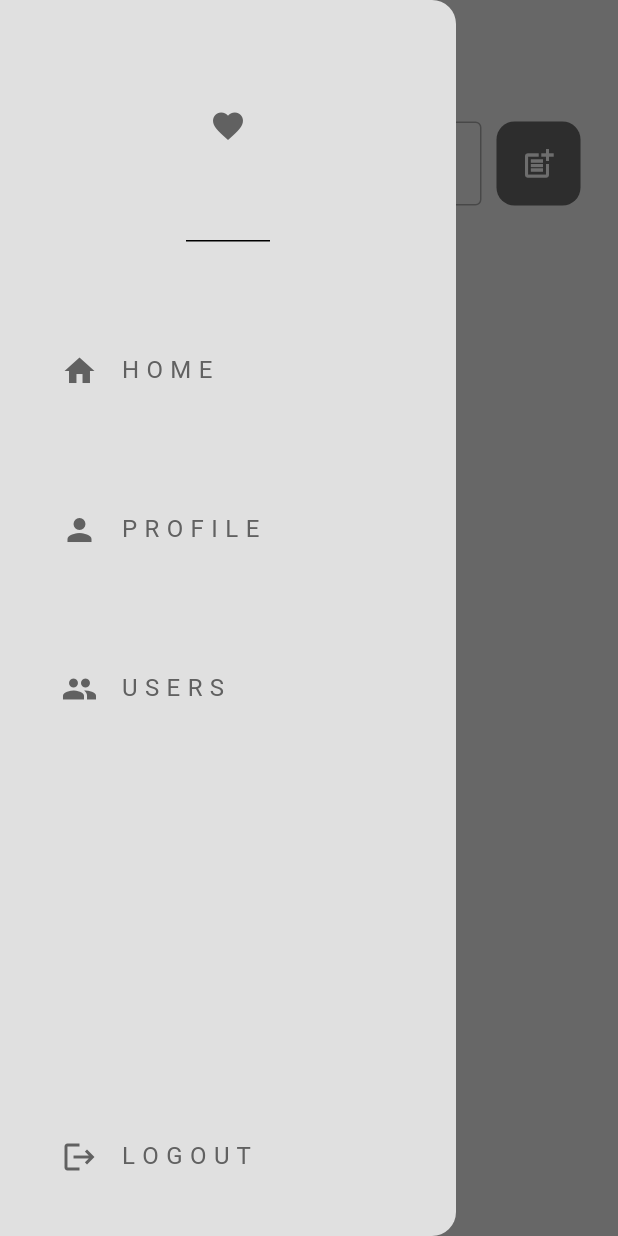
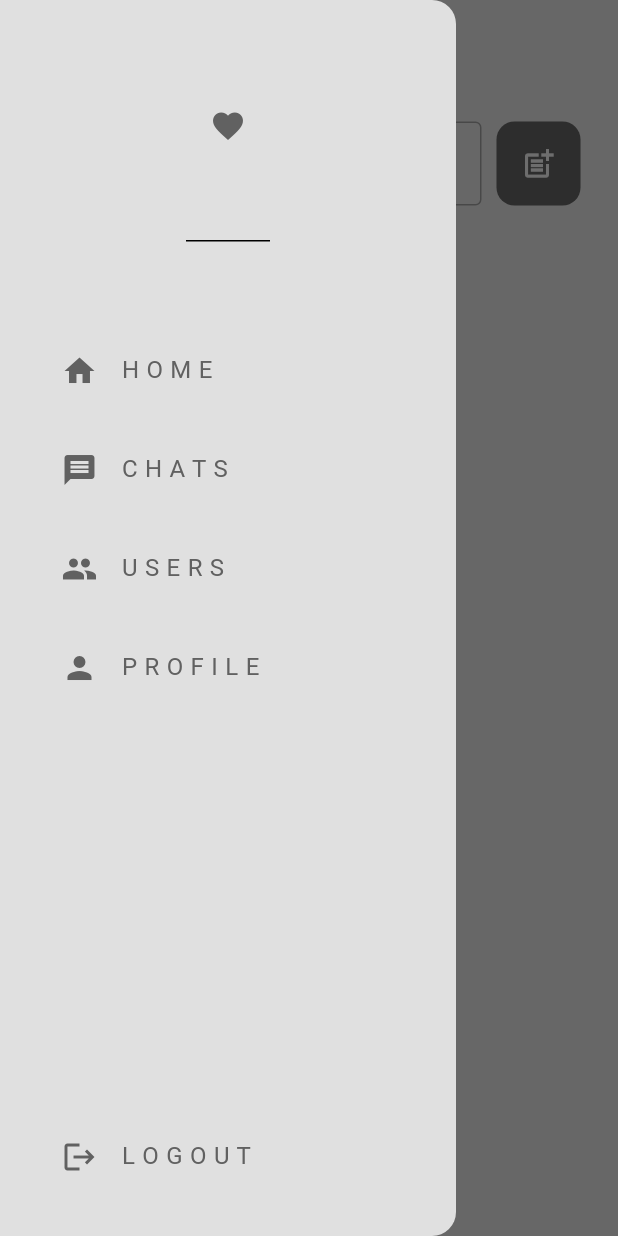
Before and after one commit to Samuelomondi/learn, a Flutter app: the screen it shows once a user with an empty profile is signed in, with the side drawer open, on a phone screen of 412 x 824 dp. Run offline on Flutter 3.47's test engine with Material 3 defaults, Android fonts, the phone set to English and light mode, and no system bars; our stand-ins replace cloud_firestore, firebase_auth, firebase_core; accounts and stored records are empty; generated files the repository leaves out were written again; network calls fail.

Commit message:
Milestone 1 Complete: Minor touch ups [code clean up]

```diff
--- a/lib/auth/auth.dart
+++ b/lib/auth/auth.dart
@@ -1,6 +1,6 @@
 import 'package:firebase_auth/firebase_auth.dart';
 import 'package:flutter/material.dart';
-import 'package:learn/auth/login_or_register.dart';
+import 'package:chat/auth/login_or_register.dart';
 
 import '../pages/home_page.dart';
 
--- a/lib/auth/login_or_register.dart
+++ b/lib/auth/login_or_register.dart
@@ -1,6 +1,6 @@
 import 'package:flutter/material.dart';
-import 'package:learn/pages/login_page.dart';
-import 'package:learn/pages/register_page.dart';
+import 'package:chat/pages/login_page.dart';
+import 'package:chat/pages/register_page.dart';
 
 class LoginOrRegister extends StatefulWidget {
   const LoginOrRegister({super.key});
--- a/lib/components/my_drawer.dart
+++ b/lib/components/my_drawer.dart
@@ -12,7 +12,7 @@ class MyDrawer extends StatelessWidget {
   @override
   Widget build(BuildContext context) {
     return Drawer(
-      backgroundColor: Theme.of(context).colorScheme.background,
+      backgroundColor: Theme.of(context).colorScheme.surface,
       child: Column(
         mainAxisAlignment: MainAxisAlignment.spaceBetween,
         children: [
@@ -29,7 +29,7 @@ class MyDrawer extends StatelessWidget {
 
               // home
               Padding(
-                padding: const EdgeInsets.all(25.0),
+                padding: const EdgeInsets.only(top: 25.0, left: 25),
                 child: ListTile(
                   leading: Icon(
                     Icons.home,
@@ -48,16 +48,16 @@ class MyDrawer extends StatelessWidget {
                 ),
               ),
 
-              // profile
+              // chats
               Padding(
-                padding: const EdgeInsets.all(25.0),
+                padding: const EdgeInsets.only(top: 10, left: 25),
                 child: ListTile(
                   leading: Icon(
-                    Icons.person,
+                    Icons.message,
                     color: Theme.of(context).colorScheme.inversePrimary,
                   ),
                   title: Text(
-                      "P R O F I L E",
+                    "C H A T S",
                     style: TextStyle(
                         color: Theme.of(context).colorScheme.inversePrimary
                     ),
@@ -67,14 +67,14 @@ class MyDrawer extends StatelessWidget {
                     Navigator.pop(context);
 
                     // navigate to profile page
-                    Navigator.pushNamed(context, '/profile_page');
+                    Navigator.pushNamed(context, '/chats_page');
                   },
                 ),
               ),
 
               // users
               Padding(
-                padding: const EdgeInsets.all(25.0),
+                padding: const EdgeInsets.only(top: 10, left: 25),
                 child: ListTile(
                   leading: Icon(
                     Icons.group,
@@ -96,6 +96,29 @@ class MyDrawer extends StatelessWidget {
                 ),
               ),
 
+              // profile
+              Padding(
+                padding: const EdgeInsets.only(top: 10, left: 25),
+                child: ListTile(
+                  leading: Icon(
+                    Icons.person,
+                    color: Theme.of(context).colorScheme.inversePrimary,
+                  ),
+                  title: Text(
+                      "P R O F I L E",
+                      style: TextStyle(
+                          color: Theme.of(context).colorScheme.inversePrimary
+                      ),
+                  ),
+                  onTap: () {
+                    // pop drawer
+                    Navigator.pop(context);
+
+                    // navigate to profile page
+                    Navigator.pushNamed(context, '/profile_page');
+                  },
+                ),
+              ),
             ],
           ),
 
--- a/lib/main.dart
+++ b/lib/main.dart
@@ -1,13 +1,14 @@
 import 'package:firebase_core/firebase_core.dart';
 import 'package:flutter/material.dart';
-import 'package:learn/auth/auth.dart';
-import 'package:learn/auth/login_or_register.dart';
-import 'package:learn/firebase_options.dart';
-import 'package:learn/pages/home_page.dart';
-import 'package:learn/pages/profile_page.dart';
-import 'package:learn/pages/users_page.dart';
-import 'package:learn/theme/dark_mode.dart';
-import 'package:learn/theme/light_mode.dart';
+import 'package:chat/auth/auth.dart';
+import 'package:chat/auth/login_or_register.dart';
+import 'package:chat/firebase_options.dart';
+import 'package:chat/pages/home_page.dart';
+import 'package:chat/pages/profile_page.dart';
+import 'package:chat/pages/users_page.dart';
+import 'package:chat/pages/chat_page.dart';
+import 'package:chat/theme/dark_mode.dart';
+import 'package:chat/theme/light_mode.dart';
 
 void main() async {
   WidgetsFlutterBinding.ensureInitialized();
@@ -28,6 +29,7 @@ class MainApp extends StatelessWidget {
       routes: {
         '/login_register_page':(context) => const LoginOrRegister(),
         '/home_page':(context) => HomePage(),
+        '/chats_page':(context) => ChatsPage(),
         '/profile_page':(context) => ProfilePage(),
         '/users_page':(context) => UsersPage(),
       },
--- a/lib/pages/home_page.dart
+++ b/lib/pages/home_page.dart
@@ -1,9 +1,9 @@
 import 'package:cloud_firestore/cloud_firestore.dart';
 import 'package:flutter/material.dart';
-import 'package:learn/components/my_drawer.dart';
-import 'package:learn/components/my_post_button.dart';
-import 'package:learn/components/my_textfield.dart';
-import 'package:learn/database/firestore.dart';
+import 'package:chat/components/my_drawer.dart';
+import 'package:chat/components/my_post_button.dart';
+import 'package:chat/components/my_textfield.dart';
+import 'package:chat/database/firestore.dart';
 
 class HomePage extends StatelessWidget {
   HomePage({super.key});
@@ -43,7 +43,7 @@ class HomePage extends StatelessWidget {
   @override
   Widget build(BuildContext context) {
     return Scaffold(
-      backgroundColor: Theme.of(context).colorScheme.background,
+      backgroundColor: Theme.of(context).colorScheme.surface,
       appBar: AppBar(
         title: Text(
             "W A L L",
--- a/lib/theme/dark_mode.dart
+++ b/lib/theme/dark_mode.dart
@@ -3,7 +3,7 @@ import 'package:flutter/material.dart';
 ThemeData darkMode = ThemeData(
   brightness: Brightness.light,
   colorScheme: ColorScheme.light(
-    background: Colors.grey.shade900,
+    surface: Colors.grey.shade900,
     primary: Colors.grey.shade800,
     onPrimary: Colors.white,
     secondary: Colors.grey.shade900,
--- a/lib/theme/light_mode.dart
+++ b/lib/theme/light_mode.dart
@@ -3,7 +3,7 @@ import 'package:flutter/material.dart';
 ThemeData lightMode = ThemeData(
   brightness: Brightness.light,
   colorScheme: ColorScheme.light(
-      background: Colors.grey.shade300,
+      surface: Colors.grey.shade300,
       primary: Colors.grey.shade200,
       onPrimary: Colors.black,
       secondary: Colors.grey.shade700,
--- a/pubspec.yaml
+++ b/pubspec.yaml
@@ -1,4 +1,4 @@
-name: learn
+name: chat
 description: "A new Flutter project."
 publish_to: 'none'
 version: 0.1.0
```
Also changed, not shown: lib/pages/chat_page.dart (added, +30 -0 lines), lib/pages/login_page.dart (+12 -9 lines), lib/pages/profile_page.dart (+9 -4 lines), lib/pages/register_page.dart (+12 -10 lines), lib/pages/users_page.dart (+10 -5 lines). Lines whose indentation alone changed are shown as unchanged.
